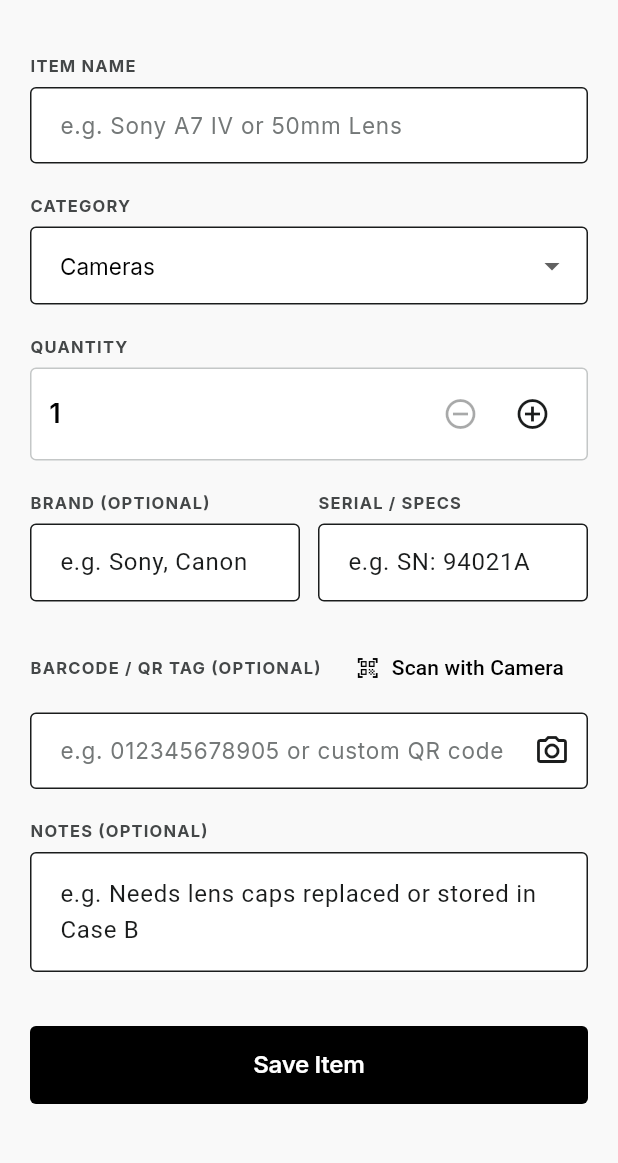
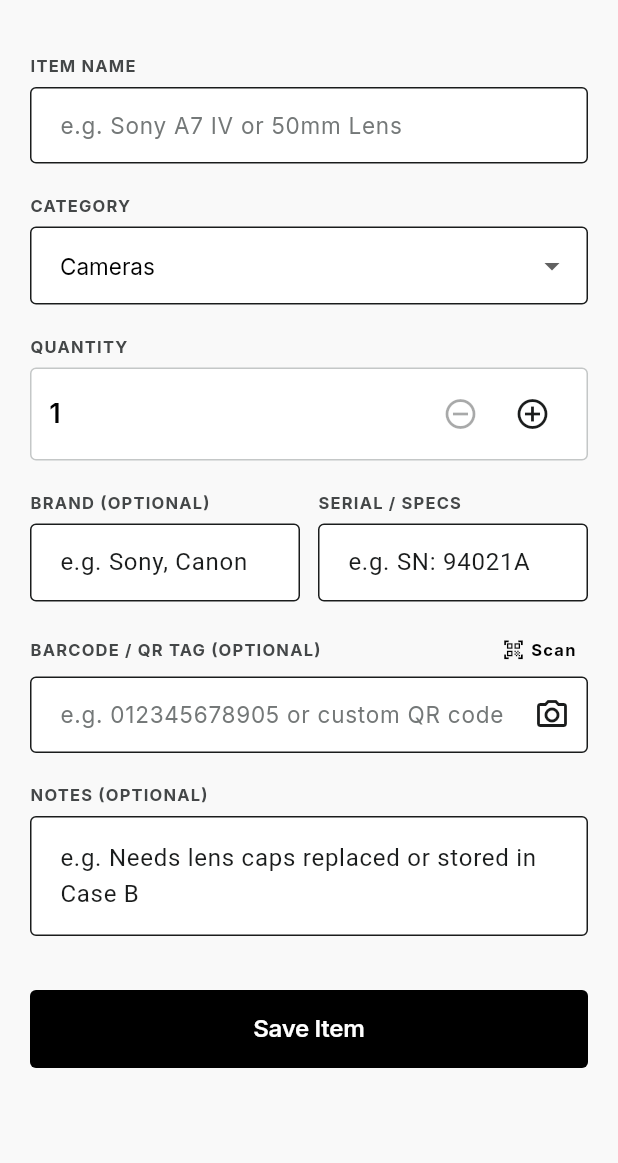
Before and after one commit to thisscribe000/CheckerChecks, a Flutter app: the AddInventoryScreen screen opened directly, on a phone screen of 412 x 824 dp, the part 60-1223 px from its top. Run offline on Flutter 3.47's test engine with Material 3 defaults, Android fonts, the phone set to English and light mode, and no system bars; our stand-ins replace cloud_firestore, firebase_auth, firebase_core, google_fonts, qr_flutter, shared_preferences; missing offline and left inert: mobile_scanner; accounts and stored records are empty; network calls fail.

Commit message:
fix(ui): eliminate RenderFlex overflow on barcode label row in Add/Edit Inventory

```diff
--- a/lib/screens/add_inventory_screen.dart
+++ b/lib/screens/add_inventory_screen.dart
@@ -244,9 +244,16 @@ class _AddInventoryScreenState extends State<AddInventoryScreen> {
               Row(
                 mainAxisAlignment: MainAxisAlignment.spaceBetween,
                 children: [
-                  Text('BARCODE / QR TAG (OPTIONAL)', style: StitchTheme.labelCaps(context)),
-                  TextButton.icon(
-                    onPressed: () async {
+                  Expanded(
+                    child: Text(
+                      'BARCODE / QR TAG (OPTIONAL)',
+                      style: StitchTheme.labelCaps(context),
+                      overflow: TextOverflow.ellipsis,
+                    ),
+                  ),
+                  const SizedBox(width: 8),
+                  InkWell(
+                    onTap: () async {
                       final scanned = await EquipmentScannerSheet.show(
                         context,
                         mode: ScannerMode.assignBarcode,
@@ -257,8 +264,24 @@ class _AddInventoryScreenState extends State<AddInventoryScreen> {
                         });
                       }
                     },
-                    icon: const Icon(Icons.qr_code_scanner, size: 16),
-                    label: const Text('Scan with Camera'),
+                    borderRadius: BorderRadius.circular(6),
+                    child: Padding(
+                      padding: const EdgeInsets.symmetric(horizontal: 8, vertical: 4),
+                      child: Row(
+                        mainAxisSize: MainAxisSize.min,
+                        children: [
+                          Icon(Icons.qr_code_scanner, size: 15, color: StitchTheme.primary),
+                          const SizedBox(width: 4),
+                          Text(
+                            'Scan',
+                            style: StitchTheme.labelCaps(context).copyWith(
+                              color: StitchTheme.primary,
+                              fontWeight: FontWeight.bold,
+                            ),
+                          ),
+                        ],
+                      ),
+                    ),
                   ),
                 ],
               ),
```
Also changed, not shown: lib/screens/inventory_screen.dart (+28 -5 lines), 1 other file.
